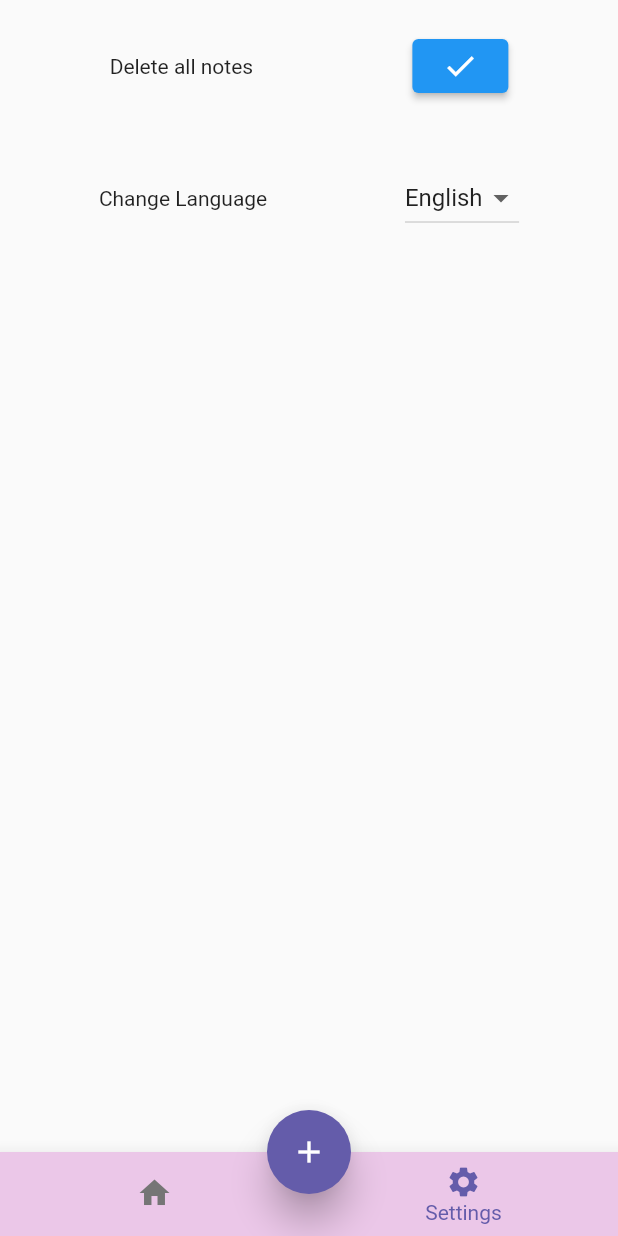
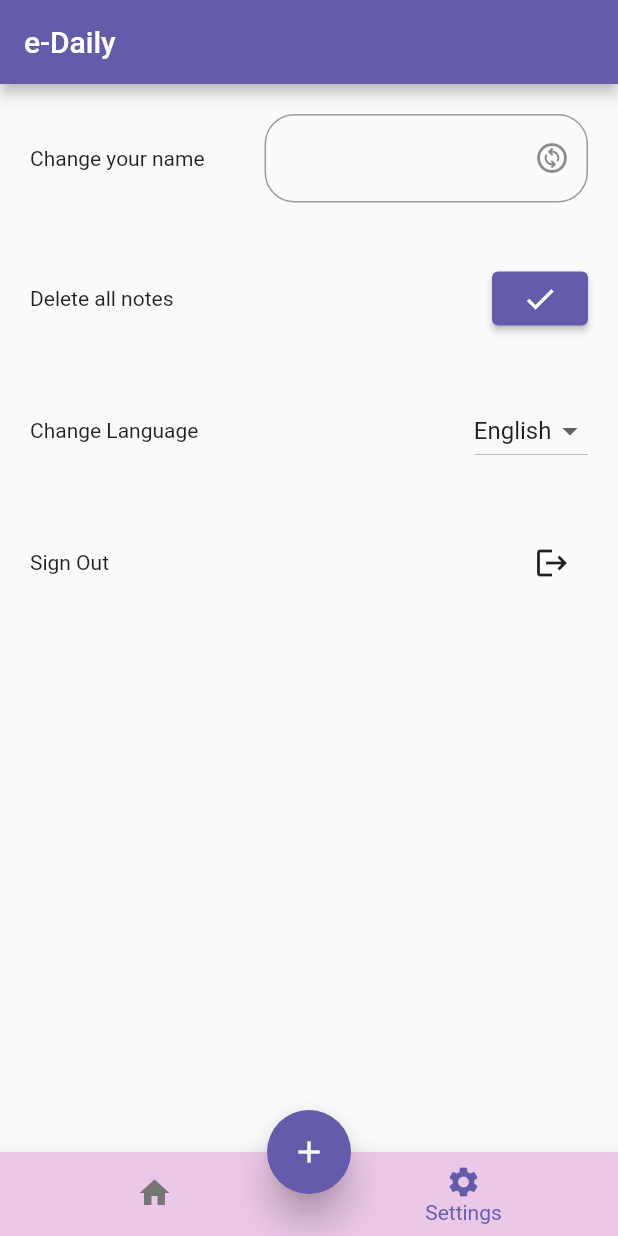
Before and after one commit to ecembostancioglu/note_fb, a Flutter app: the screen it shows once a user with an empty profile is signed in, item 2 of the bottom bar chosen, after a tap on "DELETE", on a phone screen of 412 x 824 dp. Run offline on Flutter 3.47's test engine with Material 2 defaults, Android fonts, the phone set to English and light mode, and no system bars; our stand-ins replace cloud_firestore, easy_localization, email_validator, firebase_auth, firebase_core, flutter_screenutil and 3 more; accounts and stored records are empty.

Commit message:
Added update userName

```diff
--- a/lib/authentication/service/auth_service.dart
+++ b/lib/authentication/service/auth_service.dart
@@ -35,6 +35,10 @@ class AuthService extends ChangeNotifier{
     return userCredential.user;
   }
 
+  Future updateUserName(String name)async{
+
+  }
+
   Future<void> signInwithGoogle() async {
     try {
       final GoogleSignInAccount? googleSignInAccount =
--- a/lib/notes/presentation/view/dashboard.dart
+++ b/lib/notes/presentation/view/dashboard.dart
@@ -24,6 +24,10 @@ class _DashboardState extends State<Dashboard> {
   Widget build(BuildContext context) {
     return Scaffold(
       resizeToAvoidBottomInset: false,
+      appBar:  AppBar(
+        title: Text('e-Daily'),
+        backgroundColor:Color(0xff645CAA),
+      ),
       body: screens[currentIndex],
       floatingActionButtonLocation: FloatingActionButtonLocation.centerDocked,
       floatingActionButton:FloatingActionButton(
--- a/lib/notes/presentation/view/home_page.dart
+++ b/lib/notes/presentation/view/home_page.dart
@@ -22,23 +22,8 @@ class _HomePageState extends State<HomePage> {
   @override
   Widget build(BuildContext context) {
     return Scaffold(
-      appBar: AppBar(
-        backgroundColor:Color(0xff645CAA),
-        actions: [
-          IconButton(
-            icon:const Icon(Icons.logout),
-            onPressed: ()async{
-              await Provider.of<AuthService>(context,listen: false).signOut().then((_)
-              {
-                    Navigator.pushReplacement(
-                        context, MaterialPageRoute(
-                        builder: (context)=>AuthPage()));
-              });
-            },
-          )
-        ],
-      ),
-      body: SizedBox(
+      body: SafeArea(
+        child: SizedBox(
           height: ScreenUtil().screenHeight,
           width: ScreenUtil().screenWidth,
           child: Column(
@@ -50,7 +35,7 @@ class _HomePageState extends State<HomePage> {
                 child: Text('Welcome',
                 style: TextStyle(fontSize: 21.sp)),),
                Padding(
-                padding: EdgeInsets.all(12.0),
+                  padding:const EdgeInsets.all(12.0),
                   child: TextField(
                     onChanged:(val){},
                     decoration:const InputDecoration(
@@ -86,6 +71,7 @@ class _HomePageState extends State<HomePage> {
             ],
           ),
         ),
+      ),
     );
   }
 }
--- a/lib/notes/presentation/view/settings.dart
+++ b/lib/notes/presentation/view/settings.dart
@@ -1,6 +1,12 @@
+import 'package:cloud_firestore/cloud_firestore.dart';
+import 'package:firebase_auth/firebase_auth.dart';
 import 'package:flutter/material.dart';
 import 'package:flutter_screenutil/flutter_screenutil.dart';
+import 'package:provider/provider.dart';
+import 'package:todo_fb/constants/app_constants.dart';
 import 'package:todo_fb/notes/data/repository/note_database.dart';
+import '../../../authentication/presentation/view/auth_page.dart';
+import '../../../authentication/service/auth_service.dart';
 
 class Settings extends StatefulWidget {
   const Settings({Key? key}) : super(key: key);
@@ -14,10 +20,28 @@ class _SettingsState extends State<Settings> {
   bool _isDeleted=false;
   List<String> langs=['English','Turkish'];
   String? dropdownvalue='English';
+  final _globalKey=GlobalKey<FormState>();
+
+  TextEditingController nameController=TextEditingController();
+
+  Future update(){
+    Map<String,dynamic> data=<String,dynamic>{
+      'userName':nameController.text
+    };
+   return FirebaseFirestore.instance
+        .collection(AppConstants.referencePath)
+        .doc(FirebaseAuth.instance.currentUser!.email).update(data);
+
+  }
+
+
+
+
 
   @override
   Widget build(BuildContext context) {
     return Scaffold(
+      resizeToAvoidBottomInset:false,
       body:SafeArea(
         child: Container(
           width: ScreenUtil().screenWidth,
@@ -25,12 +49,45 @@ class _SettingsState extends State<Settings> {
           child: Column(
             children: [
               Padding(
+                  padding: EdgeInsets.all(20),
+                child: Row(
+                  mainAxisAlignment: MainAxisAlignment.spaceBetween,
+                  children: [
+                    Text('Change your name'),
+                    SizedBox(width: 40),
+                    Expanded(
+                      child: TextFormField(
+                        key: _globalKey,
+                        controller: nameController,
+                        onChanged: (displayName){
+                          setState(() {
+                             displayName=nameController.text;
+                          });
+                        },
+                        decoration: InputDecoration(
+                          suffixIcon: IconButton(
+                            onPressed:update,
+                            icon: Icon(Icons.change_circle_outlined),
+                          ),
+                          border:OutlineInputBorder(
+                              borderRadius: BorderRadius.all(
+                                  Radius.circular(20)))
+                        ),
+                      ),
+                    ),
+                  ],
+                ),
+              ),
+              Padding(
                 padding: EdgeInsets.all(20.0),
                 child: Row(
-                  mainAxisAlignment: MainAxisAlignment.spaceAround,
+                  mainAxisAlignment: MainAxisAlignment.spaceBetween,
                   children: [
                     Text('Delete all notes'),
                     ElevatedButton(
+                      style: ButtonStyle(
+                          backgroundColor:MaterialStateProperty
+                              .all(const Color(0xff645CAA))),
                         onPressed:(){
                           noteDatabase.deleteNotes();
                         setState(() {
@@ -46,7 +103,7 @@ class _SettingsState extends State<Settings> {
               Padding(
                 padding: EdgeInsets.all(20.0),
                 child: Row(
-                  mainAxisAlignment: MainAxisAlignment.spaceAround,
+                  mainAxisAlignment: MainAxisAlignment.spaceBetween,
                   children: [
                     Text('Change Language'),
                     DropdownButton<String>(
@@ -65,6 +122,26 @@ class _SettingsState extends State<Settings> {
               ],
                 ),
               ),
+              Padding(
+                padding: const EdgeInsets.all(20.0),
+                child:Row(
+                  mainAxisAlignment: MainAxisAlignment.spaceBetween,
+                  children: [
+                    Text('Sign Out'),
+                    IconButton(
+                      icon:const Icon(Icons.logout),
+                      onPressed: ()async{
+                        await Provider.of<AuthService>(context,listen: false).signOut().then((_)
+                        {
+                          Navigator.pushReplacement(
+                              context, MaterialPageRoute(
+                              builder: (context)=>AuthPage()));
+                        });
+                      },
+                    ),
+                  ],
+                )
+              )
             ],
           ),
         ),
```
Lines whose indentation alone changed are shown as unchanged.
